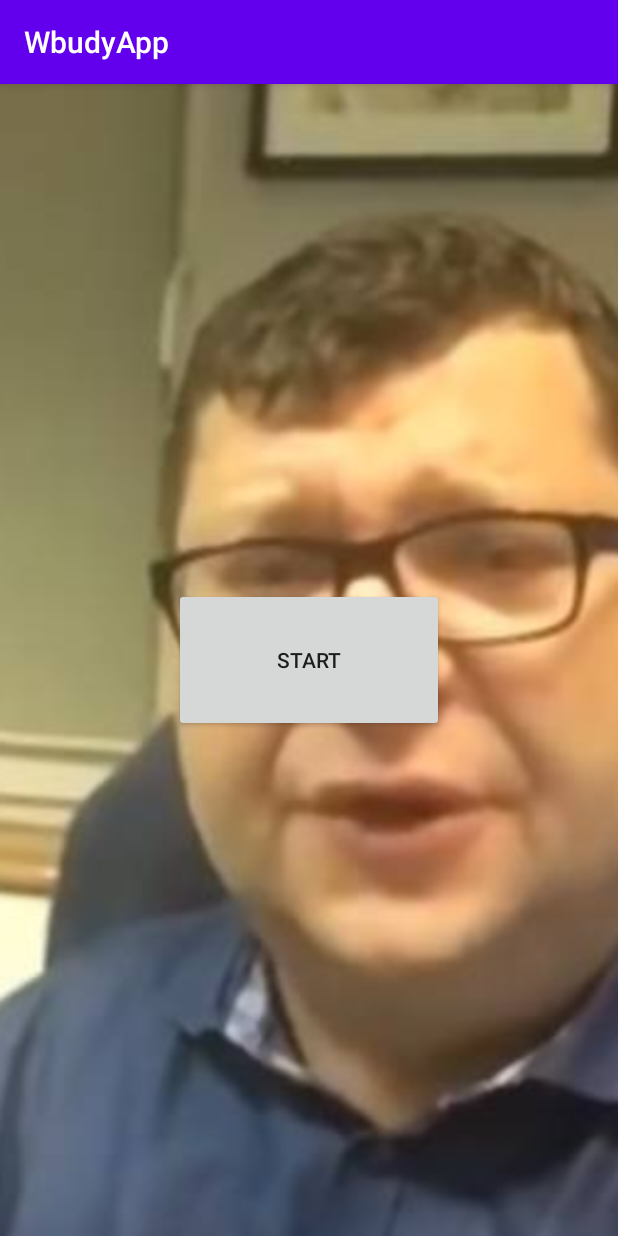
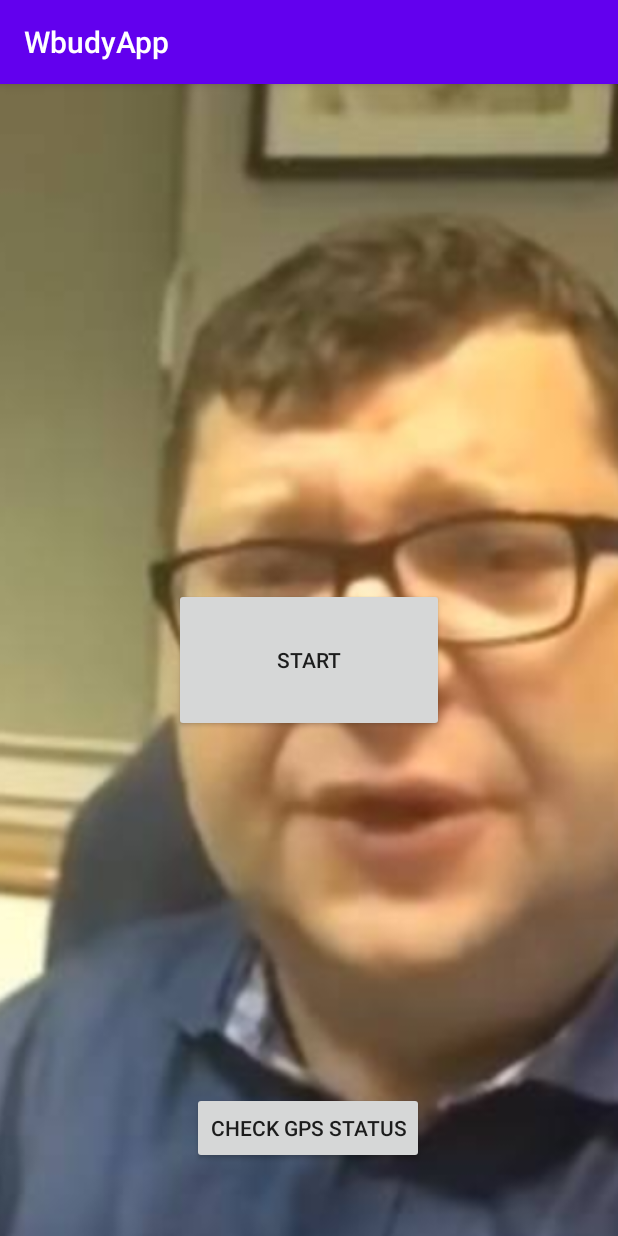
Before and after one commit to pawrob/GreatMaze-SysWbudowane, an Android app: the screen it shows after launch (MainActivity), on a phone screen of 412 x 824 dp. Run offline under Robolectric (Android 15) with nearby library versions, the light colour scheme and no system bars.

Commit message:
dodanie wykrywania lokalizacji

```diff
--- a/app/src/main/AndroidManifest.xml
+++ b/app/src/main/AndroidManifest.xml
@@ -1,6 +1,9 @@
 <?xml version="1.0" encoding="utf-8"?>
 <manifest xmlns:android="http://schemas.android.com/apk/res/android"
     package="com.example.wbudyapp">
+
+    <uses-permission android:name="android.permission.ACCESS_COARSE_LOCATION" />
+    <uses-permission android:name="android.permission.ACCESS_FINE_LOCATION" />
 
     <application
         android:allowBackup="true"
@@ -9,6 +12,7 @@
         android:roundIcon="@mipmap/ic_launcher_round"
         android:supportsRtl="true"
         android:theme="@style/AppTheme">
+        <activity android:name=".GpsActivity"></activity>
         <activity android:name=".MainActivity">
             <intent-filter>
                 <action android:name="android.intent.action.MAIN" />
@@ -16,7 +20,7 @@
                 <category android:name="android.intent.category.LAUNCHER" />
             </intent-filter>
         </activity>
-        <activity android:name=".SecondActivity"></activity>
+        <activity android:name=".SecondActivity" />
     </application>
 
 </manifest>
--- a/app/src/main/java/com/example/wbudyapp/MainActivity.java
+++ b/app/src/main/java/com/example/wbudyapp/MainActivity.java
@@ -22,4 +22,10 @@ public class MainActivity extends AppCompatActivity {
         Intent startOfGame = new Intent(this,SecondActivity.class);
         startActivity(startOfGame);
     }
+
+    public void checkGps(View view) //metoda ta musi byc publiczna, byc voidem i miec jeden argument View
+    {
+        Intent gpsCheck = new Intent(this,GpsActivity.class);
+        startActivity(gpsCheck);
+    }
 }
--- a/app/src/main/res/layout/front_page.xml
+++ b/app/src/main/res/layout/front_page.xml
@@ -6,18 +6,28 @@
     android:layout_width="match_parent"
     android:layout_height="match_parent">
 
+    <!--app:srcCompat="@tools:sample/avatars" />-->
+
     <ImageView
-        android:src="@drawable/stonoga"
         android:id="@+id/stonoga"
         android:layout_width="754dp"
         android:layout_height="818dp"
+        android:src="@drawable/stonoga"
         app:layout_constraintBottom_toBottomOf="parent"
         app:layout_constraintEnd_toEndOf="parent"
         app:layout_constraintHorizontal_bias="0.501"
         app:layout_constraintStart_toStartOf="parent"
         app:layout_constraintTop_toTopOf="parent"
-        app:layout_constraintVertical_bias="0.678"/>
-        <!--app:srcCompat="@tools:sample/avatars" />-->
+        app:layout_constraintVertical_bias="0.666" />
+
+    <ImageView
+        android:id="@+id/imageView"
+        android:layout_width="0dp"
+        android:layout_height="0dp"
+        app:layout_constraintEnd_toEndOf="parent"
+        app:layout_constraintStart_toStartOf="parent"
+        app:layout_constraintTop_toTopOf="parent"
+        app:srcCompat="@drawable/pexels_photo_2479882" />
 
     <Button
         android:id="@+id/startButton"
@@ -29,4 +39,17 @@
         app:layout_constraintEnd_toEndOf="parent"
         app:layout_constraintStart_toStartOf="parent"
         app:layout_constraintTop_toTopOf="parent" />
+
+    <Button
+        android:id="@+id/button"
+        android:layout_width="wrap_content"
+        android:layout_height="wrap_content"
+        android:layout_marginBottom="48dp"
+        android:onClick="checkGps"
+        android:text="Check GPS status"
+        app:layout_constraintBottom_toBottomOf="parent"
+        app:layout_constraintEnd_toEndOf="parent"
+        app:layout_constraintHorizontal_bias="0.498"
+        app:layout_constraintStart_toStartOf="parent" />
+
 </androidx.constraintlayout.widget.ConstraintLayout>
```
Also changed, not shown: app/src/main/java/com/example/wbudyapp/GpsActivity.java (added, +48 -0 lines), app/src/main/java/com/example/wbudyapp/GpsTracker.java (added, +67 -0 lines), app/src/main/res/layout/activity_gps.xml (added, +73 -0 lines), app/src/main/res/drawable/pexels_photo_2479882.jpeg (added), app/src/main/res/drawable/pexels_photo_2479882_01.jpg (added).
